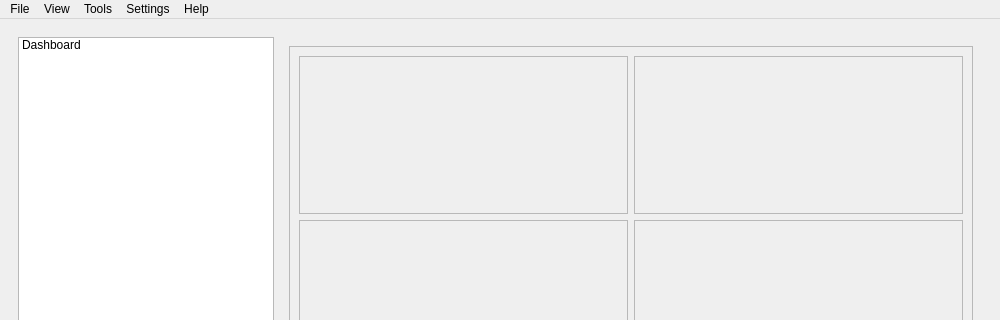
Above: src/trivox_conductor/ui/qt/source/main_window.ui from trivox-io/trivox-conductor before the change; both pictures show x 0 to 1000 and y 0 to 320 of the 1000 by 600 pixel window. Below: the same form after it.
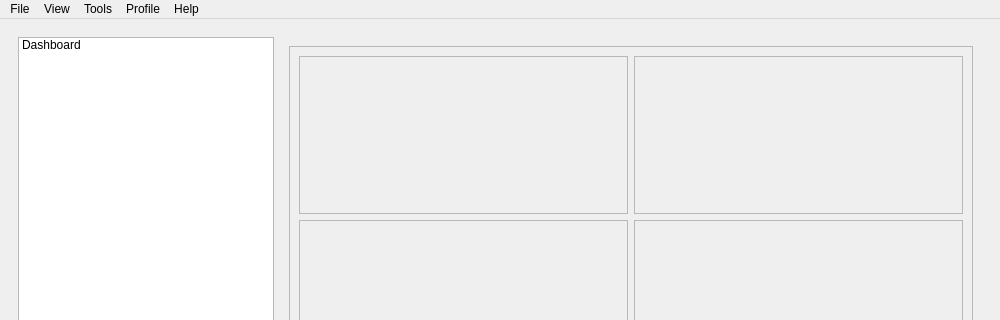
That is the form after the change.

Commit message: Add Settings action to menu and update menu title to Profile

Diff of the .ui file:
```diff
--- a/src/trivox_conductor/ui/qt/source/main_window.ui
+++ b/src/trivox_conductor/ui/qt/source/main_window.ui
@@ -172,7 +172,7 @@
    </widget>
    <widget class="QMenu" name="menuSettings">
     <property name="title">
-     <string>Settings</string>
+     <string>Profile</string>
     </property>
    </widget>
    <widget class="QMenu" name="menuHelp">
```
Left out of the diff: 6 changed lines with no effect on the pictures. The commit also changes 1 other file.
